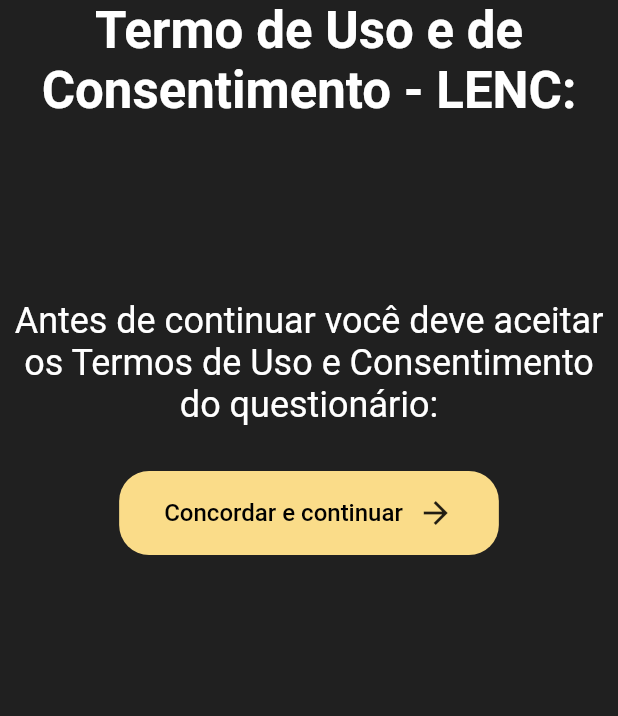
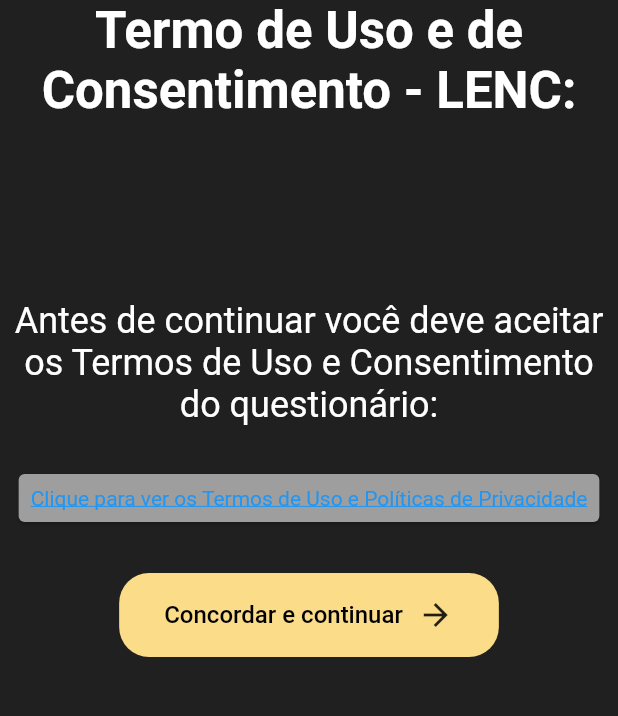
Before and after one commit to viniguidotti/appv1, a Flutter app: the screen it shows after launch, after a tap on "Começar o teste", on a phone screen of 412 x 824 dp, the part 516-1232 px from its top. Run offline on Flutter 3.47's test engine with Material 2 defaults, Android fonts, the phone set to English and light mode, and no system bars.

Commit message:
Design Alterations and add HyperLink to Terms

```diff
--- a/lib/accept_term.dart
+++ b/lib/accept_term.dart
@@ -1,5 +1,7 @@
 import 'package:appv1/constants.dart';
+import 'package:flutter/gestures.dart';
 import 'package:flutter/material.dart';
+import 'package:url_launcher/url_launcher.dart';
 
 import 'getCorporateData.dart';
 
@@ -41,8 +43,31 @@ class AcceptTerm extends StatelessWidget {
                   textAlign: TextAlign.center,
                   text: TextSpan(
                       text:
-                          "Antes de continuar você deve aceitar os Termos de Uso e Consentimento do questionário:",
+                          "Antes de continuar você deve aceitar os Termos de Uso e Consentimento do questionário: \n",
                       style: Theme.of(context).textTheme.headline5),
+                ),
+                Card(
+                  color: Colors.grey,
+                  child: Padding(
+                    padding: const EdgeInsets.all(8.0),
+                    child: Column(
+                      children: [
+                        RichText(
+                            textAlign: TextAlign.center,
+                            text: TextSpan(
+                              text:
+                                  "Clique para ver os Termos de Uso e Políticas de Privacidade",
+                              style: new TextStyle(
+                                  color: Colors.blue,
+                                  decoration: TextDecoration.underline),
+                              recognizer: new TapGestureRecognizer()
+                                ..onTap = () {
+                                  launch('https://www.google.com.br');
+                                },
+                            ))
+                      ],
+                    ),
+                  ),
                 ),
                 FittedBox(
                   child: GestureDetector(
--- a/lib/getCorporateData.dart
+++ b/lib/getCorporateData.dart
@@ -1,5 +1,4 @@
 import 'package:flutter/material.dart';
-
 import 'constants.dart';
 
 class CorporateForm extends StatefulWidget {
@@ -14,6 +13,7 @@ class MyCustomFormState extends State<CorporateForm> {
   @override
   Widget build(BuildContext context) {
     return Scaffold(
+      resizeToAvoidBottomInset: false,
       appBar: AppBar(
         title: Text('LENC - Coleta de Dados'),
       ),
--- a/lib/main.dart
+++ b/lib/main.dart
@@ -11,7 +11,7 @@ class MyApp extends StatelessWidget {
   Widget build(BuildContext context) {
     return MaterialApp(
       debugShowCheckedModeBanner: false,
-      title: 'Flutter Demo',
+      title: 'LENC - Framework de Conformidade LGPD',
       theme: ThemeData(
         primaryColor: kPrimaryColor,
         scaffoldBackgroundColor: kBackgroundColor,
```
Also changed, not shown: 1 other file.
